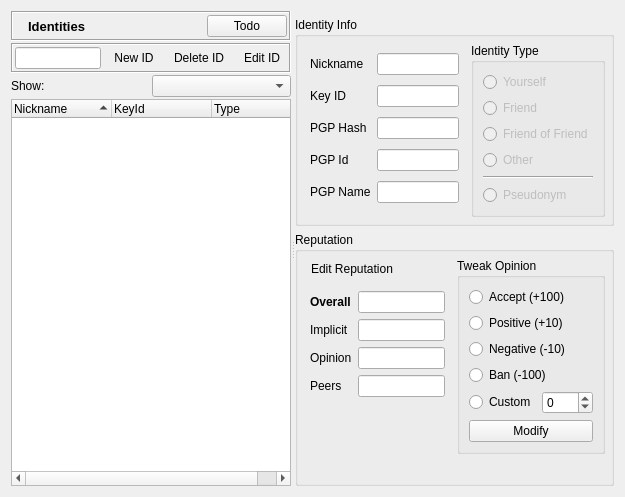
This is retroshare-gui/src/gui/Identity/IdDialog.ui in RetroShare/RetroShare as Qt 5 draws it before an edit. The edited form follows.
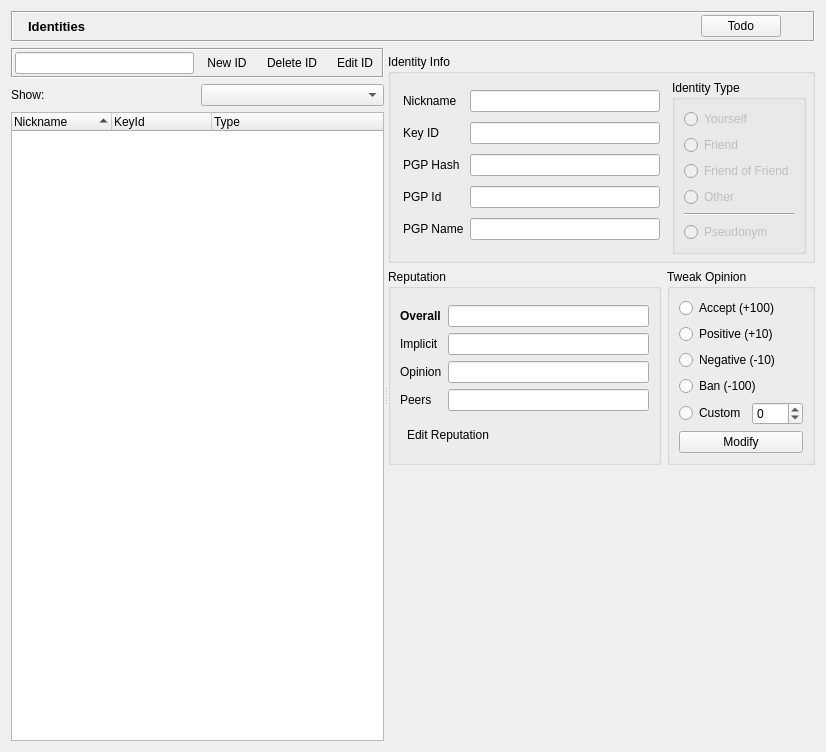
This is the edited form. Icons and pictures are not drawn. Custom widgets are drawn as their Qt base class.

Commit message: improved layout of Identities tab, added help string

```diff
--- a/retroshare-gui/src/gui/Identity/IdDialog.ui
+++ b/retroshare-gui/src/gui/Identity/IdDialog.ui
@@ -6,8 +6,8 @@
    <rect>
     <x>0</x>
     <y>0</y>
-    <width>625</width>
-    <height>497</height>
+    <width>826</width>
+    <height>752</height>
    </rect>
   </property>
   <property name="sizePolicy">
@@ -19,17 +19,7 @@
   <property name="windowTitle">
    <string/>
   </property>
-  <layout class="QGridLayout" name="gridLayout_2">
-   <item row="0" column="0">
-    <widget class="QSplitter" name="splitter">
-     <property name="orientation">
-      <enum>Qt::Horizontal</enum>
-     </property>
-     <widget class="QWidget" name="layoutWidget">
-      <layout class="QVBoxLayout" name="verticalLayout_5">
-       <property name="spacing">
-        <number>2</number>
-       </property>
+  <layout class="QVBoxLayout" name="verticalLayout_6">
        <item>
         <widget class="QFrame" name="titleBarFrame">
          <property name="sizePolicy">
@@ -107,9 +97,33 @@
             </property>
            </widget>
           </item>
+      <item>
+       <widget class="QToolButton" name="helpButton">
+        <property name="focusPolicy">
+         <enum>Qt::NoFocus</enum>
+        </property>
+        <property name="icon">
+         <iconset resource="../images.qrc">
+          <normaloff>:/images/64px_help.png</normaloff>:/images/64px_help.png</iconset>
+        </property>
+        <property name="checkable">
+         <bool>true</bool>
+        </property>
+        <property name="autoRaise">
+         <bool>true</bool>
+        </property>
+       </widget>
+      </item>
          </layout>
         </widget>
        </item>
+   <item>
+    <widget class="QSplitter" name="splitter">
+     <property name="orientation">
+      <enum>Qt::Horizontal</enum>
+     </property>
+     <widget class="QWidget" name="">
+      <layout class="QVBoxLayout" name="verticalLayout_5">
        <item>
         <widget class="QFrame" name="toolBarFrame">
          <property name="frameShape">
@@ -256,8 +270,8 @@
        </item>
       </layout>
      </widget>
-     <widget class="QWidget" name="layoutWidget">
-      <layout class="QVBoxLayout" name="verticalLayout_6">
+     <widget class="QWidget" name="">
+      <layout class="QVBoxLayout" name="verticalLayout_4">
        <item>
         <widget class="HeaderFrame" name="headerFrame">
          <property name="frameShape">
@@ -463,6 +477,8 @@
         </widget>
        </item>
        <item>
+        <layout class="QHBoxLayout" name="horizontalLayout_4">
+         <item>
         <widget class="QGroupBox" name="reputationGroupBox">
          <property name="sizePolicy">
           <sizepolicy hsizetype="Preferred" vsizetype="Preferred">
@@ -473,46 +489,9 @@
          <property name="title">
           <string>Reputation</string>
          </property>
-         <layout class="QHBoxLayout" name="horizontalLayout_5">
-          <property name="margin">
-           <number>6</number>
-          </property>
-          <item>
            <layout class="QVBoxLayout" name="verticalLayout_2">
             <item>
-             <widget class="QToolButton" name="toolButton_Reputation">
-              <property name="focusPolicy">
-               <enum>Qt::NoFocus</enum>
-              </property>
-              <property name="text">
-               <string>Edit Reputation</string>
-              </property>
-              <property name="icon">
-               <iconset resource="../images.qrc">
-                <normaloff>:/images/edit_24.png</normaloff>:/images/edit_24.png</iconset>
-              </property>
-              <property name="iconSize">
-               <size>
-                <width>24</width>
-                <height>24</height>
-               </size>
-              </property>
-              <property name="toolButtonStyle">
-               <enum>Qt::ToolButtonTextBesideIcon</enum>
-              </property>
-              <property name="autoRaise">
-               <bool>true</bool>
-              </property>
-             </widget>
-            </item>
-            <item>
-             <layout class="QFormLayout" name="formLayout">
-              <property name="fieldGrowthPolicy">
-               <enum>QFormLayout::AllNonFixedFieldsGrow</enum>
-              </property>
-              <property name="margin">
-               <number>6</number>
-              </property>
+             <layout class="QGridLayout" name="gridLayout_2">
               <item row="0" column="0">
                <widget class="QLabel" name="label_2">
                 <property name="font">
@@ -578,22 +557,34 @@
              </layout>
             </item>
             <item>
-             <spacer name="verticalSpacer">
-              <property name="orientation">
-               <enum>Qt::Vertical</enum>
+             <widget class="QToolButton" name="toolButton_Reputation">
+              <property name="focusPolicy">
+               <enum>Qt::NoFocus</enum>
               </property>
-              <property name="sizeHint" stdset="0">
+              <property name="text">
+               <string>Edit Reputation</string>
+              </property>
+              <property name="icon">
+               <iconset resource="../images.qrc">
+                <normaloff>:/images/edit_24.png</normaloff>:/images/edit_24.png</iconset>
+              </property>
+              <property name="iconSize">
                <size>
-                <width>20</width>
-                <height>40</height>
+                <width>24</width>
+                <height>24</height>
                </size>
               </property>
-             </spacer>
+              <property name="toolButtonStyle">
+               <enum>Qt::ToolButtonTextBesideIcon</enum>
+              </property>
+              <property name="autoRaise">
+               <bool>true</bool>
+              </property>
+             </widget>
             </item>
            </layout>
-          </item>
-          <item>
-           <layout class="QVBoxLayout" name="verticalLayout_4">
+          </widget>
+         </item>
             <item>
              <widget class="QGroupBox" name="tweakGroupBox">
               <property name="sizePolicy">
@@ -665,8 +656,10 @@
               </layout>
              </widget>
             </item>
+        </layout>
+       </item>
             <item>
-             <spacer name="verticalSpacer_2">
+        <spacer name="verticalSpacer">
               <property name="orientation">
                <enum>Qt::Vertical</enum>
               </property>
@@ -677,11 +670,6 @@
                </size>
               </property>
              </spacer>
-            </item>
-           </layout>
-          </item>
-         </layout>
-        </widget>
        </item>
       </layout>
      </widget>
```
Lines whose indentation alone changed are shown as unchanged. The commit also changes 1 other file.
